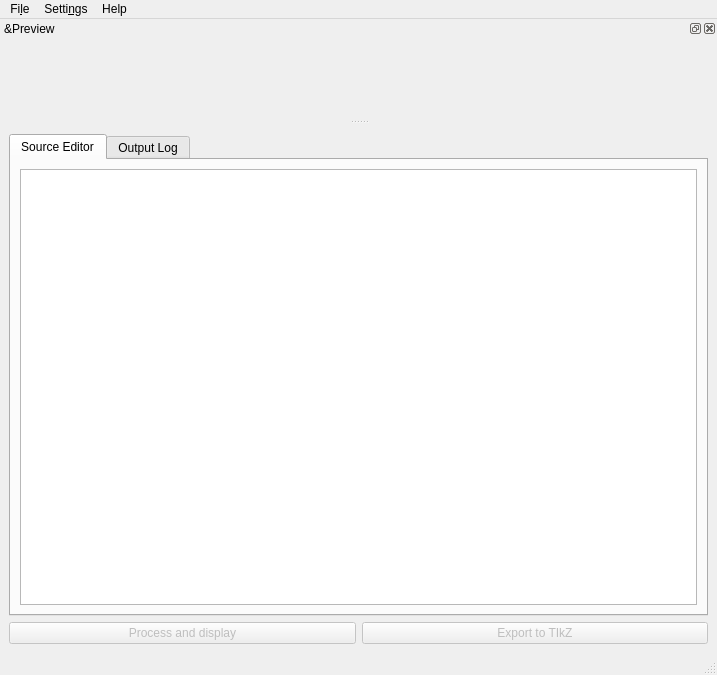
Qt form pycirkuit/ui/mainwindow.ui (orestesmas/pycirkuit) before a commit.
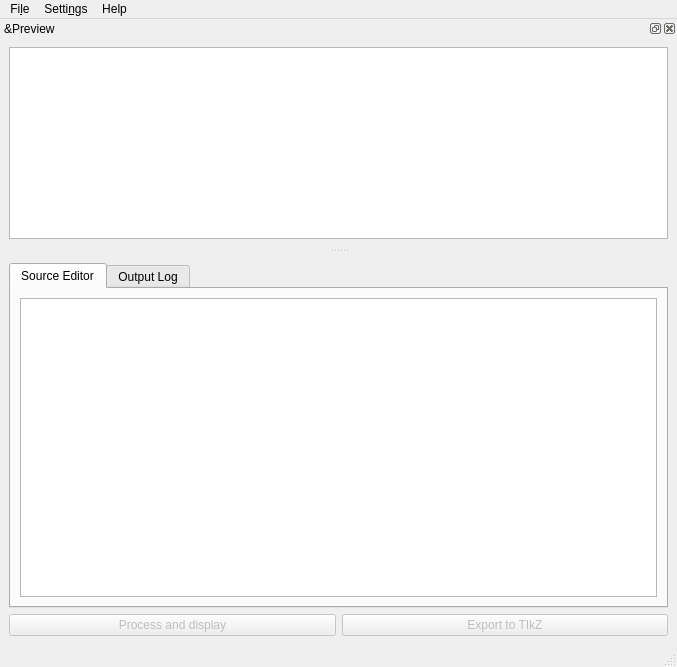
The same form after that commit. Icons and pictures are not drawn. Custom widgets are drawn as their Qt base class.

The edit to the form file:
```diff
--- a/pycirkuit/ui/mainwindow.ui
+++ b/pycirkuit/ui/mainwindow.ui
@@ -6,8 +6,8 @@
    <rect>
     <x>0</x>
     <y>0</y>
-    <width>717</width>
-    <height>675</height>
+    <width>677</width>
+    <height>667</height>
    </rect>
   </property>
   <property name="minimumSize">
@@ -130,8 +130,8 @@
     <rect>
      <x>0</x>
      <y>0</y>
-     <width>717</width>
-     <height>36</height>
+     <width>677</width>
+     <height>25</height>
     </rect>
    </property>
    <widget class="QMenu" name="menuFile">
@@ -165,7 +165,7 @@
    <addaction name="menuHelp"/>
   </widget>
   <widget class="QStatusBar" name="statusBar"/>
-  <widget class="pycktPreviewWidget" name="previewWidget">
+  <widget class="QDockWidget" name="previewWidget">
    <property name="sizePolicy">
     <sizepolicy hsizetype="Expanding" vsizetype="Expanding">
      <horstretch>1</horstretch>
@@ -175,7 +175,7 @@
    <property name="minimumSize">
     <size>
      <width>96</width>
-     <height>100</height>
+     <height>110</height>
     </size>
    </property>
    <property name="windowIcon">
@@ -195,6 +195,27 @@
       <verstretch>0</verstretch>
      </sizepolicy>
     </property>
+    <layout class="QHBoxLayout" name="horizontalLayout_2">
+     <item>
+      <widget class="pycktPreviewImage" name="previewImage">
+       <property name="acceptDrops">
+        <bool>false</bool>
+       </property>
+       <property name="sizeAdjustPolicy">
+        <enum>QAbstractScrollArea::AdjustIgnored</enum>
+       </property>
+       <property name="dragMode">
+        <enum>QGraphicsView::ScrollHandDrag</enum>
+       </property>
+       <property name="viewportUpdateMode">
+        <enum>QGraphicsView::FullViewportUpdate</enum>
+       </property>
+       <property name="rubberBandSelectionMode">
+        <enum>Qt::IntersectsItemShape</enum>
+       </property>
+      </widget>
+     </item>
+    </layout>
    </widget>
   </widget>
   <action name="actionQuit">
@@ -343,10 +364,9 @@
    <header>pycirkuit/texteditor.h</header>
   </customwidget>
   <customwidget>
-   <class>pycktPreviewWidget</class>
-   <extends>QDockWidget</extends>
-   <header>pycirkuit/previewwidget.h</header>
-   <container>1</container>
+   <class>pycktPreviewImage</class>
+   <extends>QGraphicsView</extends>
+   <header>pycirkuit/previewimage.h</header>
   </customwidget>
  </customwidgets>
  <tabstops>
```
